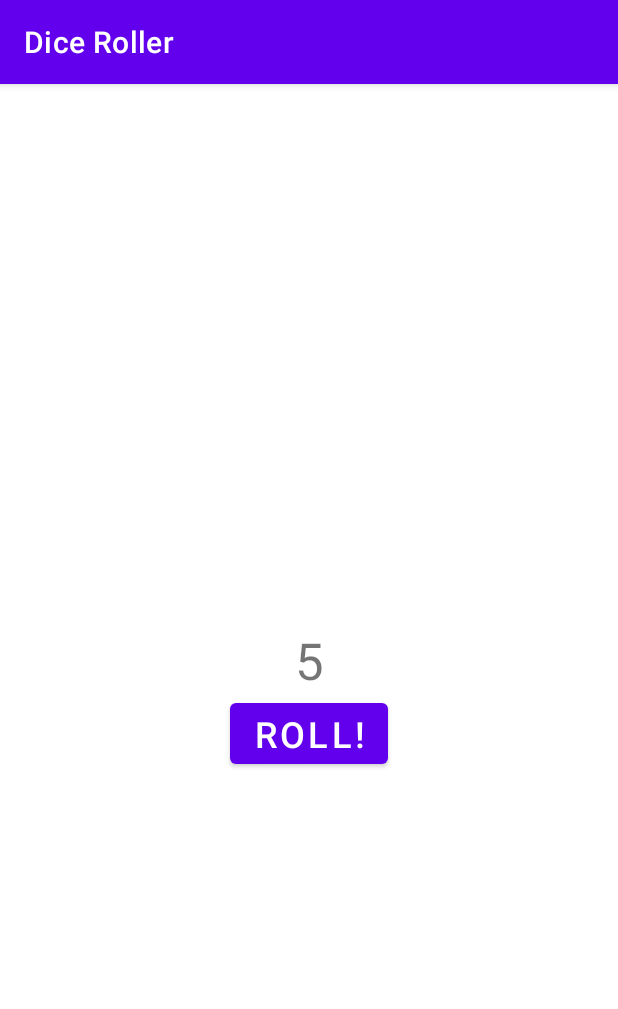
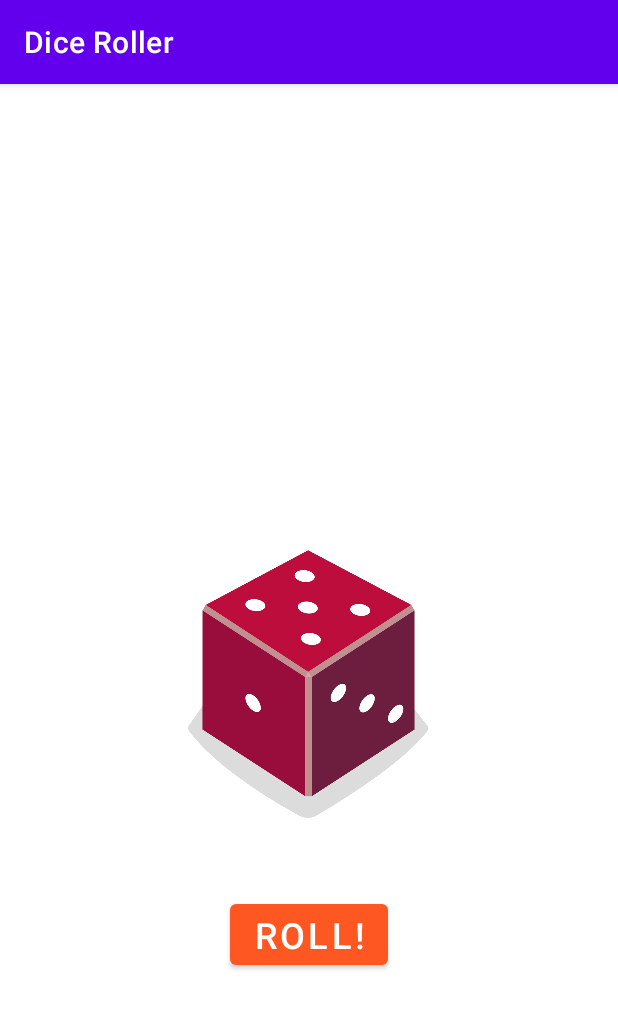
Before and after one commit to ibmmtr/DiceRoller, an Android app: the screen it shows after launch (MainActivity), after a tap on "ROLL!", on a phone screen of 412 x 824 dp. Shown: the top 1009 px of the screen. Run offline under Robolectric (Android 15) with nearby library versions, the phone set to English and light mode, and no system bars.

Commit message:
Dice Roller

```diff
--- a/app/src/main/java/com/example/diceroller/MainActivity.kt
+++ b/app/src/main/java/com/example/diceroller/MainActivity.kt
@@ -1,30 +1,27 @@
 package com.example.diceroller
-
 import android.os.Bundle
 import android.widget.Button
-import android.widget.TextView
+import android.widget.ImageView
 import androidx.appcompat.app.AppCompatActivity
-
 /**
  * This activity allows the user to roll a dice and view the result
  * on the screen.
  */
 class MainActivity : AppCompatActivity() {
-
     override fun onCreate(savedInstanceState: Bundle?) {
         super.onCreate(savedInstanceState)
         setContentView(R.layout.activity_main)
+
         val rollButton: Button = findViewById(R.id.button)
-        rollButton.setOnClickListener {
-            rollDice()
+        rollButton.setOnClickListener { rollDice()
             /*val resultTextView: TextView = findViewById(R.id.textView)
             resultTextView.text = "6"*/
             /*val toast= Toast.makeText(this,"Dice Rolled!", Toast.LENGTH_SHORT)
             toast.show()*/
             //Toast.makeText(this, "Dice Rolled!", Toast.LENGTH_SHORT).show() //same code
         }
-
-
+        // Do a dice roll when the app starts
+        rollDice()
     }
     /**
      * Roll the dice and update the screen with the result.
@@ -33,10 +30,39 @@ class MainActivity : AppCompatActivity() {
         // Create new Dice object with 6 sides and roll it
         val dice = Dice(6)
         val diceRoll = dice.roll()
+
         // Update the screen with the dice roll
-        val resultTextView: TextView = findViewById(R.id.textView)
-        resultTextView.text = diceRoll.toString()
+        /*val resultTextView: TextView = findViewById(R.id.textView)
+        resultTextView.text = diceRoll.toString()*/
 
+        // Find the ImageView in the layout
+        val diceImage: ImageView = findViewById(R.id.imageView)
+        /*diceImage.setImageResource(R.drawable.dice_2)
+        when (diceRoll) {
+            1 -> diceImage.setImageResource(R.drawable.dice_1)
+            2 -> diceImage.setImageResource(R.drawable.dice_2)
+            3 -> diceImage.setImageResource(R.drawable.dice_3)
+            4 -> diceImage.setImageResource(R.drawable.dice_4)
+            5 -> diceImage.setImageResource(R.drawable.dice_5)
+            6 -> diceImage.setImageResource(R.drawable.dice_6)
+        }*/
+
+        // Optimize your code
+        // Determine which drawable resource ID to use based on the dice roll
+        val drawableResource = when (diceRoll) {
+            1-> R.drawable.dice_1
+            2-> R.drawable.dice_2
+            3-> R.drawable.dice_3
+            4-> R.drawable.dice_4
+            5-> R.drawable.dice_5
+            else -> R.drawable.dice_6
+        }
+
+        // Update the ImageView with the correct drawable resource ID
+        diceImage.setImageResource(drawableResource)
+
+        // Update the content description
+        diceImage.contentDescription = diceRoll.toString()
     }
 }
 
--- a/app/src/main/res/layout/activity_main.xml
+++ b/app/src/main/res/layout/activity_main.xml
@@ -6,25 +6,30 @@
     android:layout_height="match_parent"
     tools:context=".MainActivity">
 
-    <TextView
-        android:id="@+id/textView"
-        android:layout_width="wrap_content"
-        android:layout_height="wrap_content"
-        android:textSize="34sp"
-        tools:text="1"
-        app:layout_constraintBottom_toBottomOf="parent"
-        app:layout_constraintLeft_toLeftOf="parent"
-        app:layout_constraintRight_toRightOf="parent"
-        app:layout_constraintTop_toTopOf="parent" />
+    <ImageView
+        android:id="@+id/imageView"
+        android:layout_width="160dp"
+        android:layout_height="200dp"
+        android:layout_marginTop="300dp"
+        android:contentDescription="@string/diceImg"
+        app:layout_constraintEnd_toEndOf="parent"
+        app:layout_constraintHorizontal_bias="0.498"
+        app:layout_constraintStart_toStartOf="parent"
+        app:layout_constraintTop_toTopOf="parent"
+        app:srcCompat="@drawable/dice_1" />
 
     <Button
         android:id="@+id/button"
         android:layout_width="wrap_content"
         android:layout_height="wrap_content"
+        android:layout_marginTop="16dp"
         android:text="@string/button_roll"
         android:textSize="24sp"
+        app:backgroundTint="#FF5722"
+        app:layout_constraintBottom_toBottomOf="parent"
         app:layout_constraintEnd_toEndOf="parent"
         app:layout_constraintStart_toStartOf="parent"
-        app:layout_constraintTop_toBottomOf="@+id/textView" />
+        app:layout_constraintTop_toBottomOf="@+id/imageView"
+        app:layout_constraintVertical_bias="0.123" />
 
 </androidx.constraintlayout.widget.ConstraintLayout>
--- a/app/src/main/res/values/strings.xml
+++ b/app/src/main/res/values/strings.xml
@@ -2,4 +2,5 @@
     <string name="app_name">Dice Roller</string>
     <string name="hello_world">Hello World!</string>
     <string name="button_roll">Roll!</string>
+    <string name="diceImg">DiceImg!</string>
 </resources>
```
Also changed, not shown: app/src/main/res/drawable/dice_1.png (added), app/src/main/res/drawable/dice_2.png (added), app/src/main/res/drawable/dice_3.png (added), app/src/main/res/drawable/dice_4.png (added), app/src/main/res/drawable/dice_5.png (added), app/src/main/res/drawable/dice_6.png (added), 420 other files.
